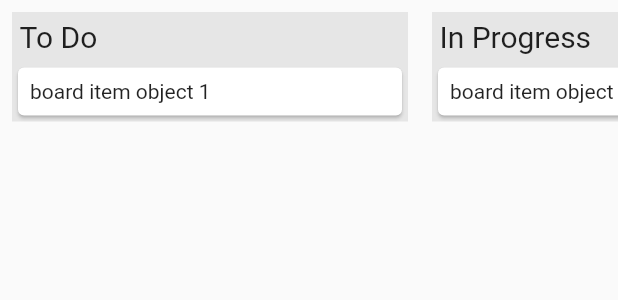
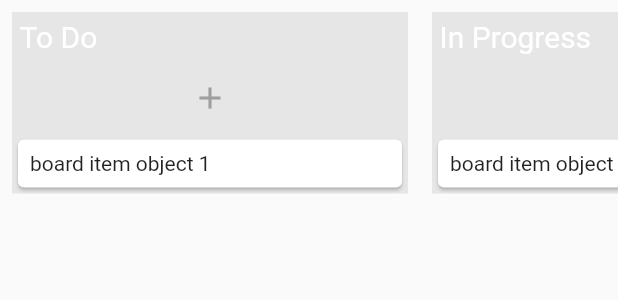
Before and after one commit to HaydenTheBaron/flutter-kanban-app, a Flutter app: the KanbanBoard widget shown alone on an empty page, opened directly, on a phone screen of 412 x 824 dp. Shown: the top 300 px of the screen. Run offline on Flutter 3.47's test engine with Material 2 defaults, Android fonts, the phone set to English and light mode, and no system bars.

Commit message:
Implement ability to rename kanban columns

```diff
--- a/lib/shared/kanban_board.dart
+++ b/lib/shared/kanban_board.dart
@@ -7,7 +7,6 @@ import 'package:kanbanapp2/shared/kanban_board_helpers/boardview.dart';
 
 class KanbanBoard extends StatefulWidget {
   KanbanBoard({Key key}) : super(key: key);
-
 
   // TODO: initialize to empty list after adding create new task button
   final List<BoardListObject> _listData = [
@@ -30,9 +29,7 @@ class KanbanBoard extends StatefulWidget {
 }
 
 class _KanbanBoardState extends State<KanbanBoard> {
-
-  BoardViewController boardViewController = BoardViewController();
-
+  var boardViewController = BoardViewController(); // TODO: can I make this final?
 
   @override
   Widget build(BuildContext context) {
@@ -40,7 +37,6 @@ class _KanbanBoardState extends State<KanbanBoard> {
     for (var listDatum in widget._listData) {
       _lists.add(_createBoardList(listDatum));
     }
-
 
     return BoardView(
       lists: _lists,
@@ -54,24 +50,56 @@ class _KanbanBoardState extends State<KanbanBoard> {
       items.add(buildBoardItem(item));
     }
 
+    list.textEditingController.text = list.title;
     return BoardList(
       onStartDragList: (int listIndex) {},
       onTapList: (int listIndex) async {},
       onDropList: (int listIndex, int oldListIndex) {
-        var list = widget._listData[oldListIndex];
+        list = widget._listData[oldListIndex];
         widget._listData.removeAt(oldListIndex);
         widget._listData.insert(listIndex, list);
       },
       headerBackgroundColor: Color.fromRGBO(230, 230, 230, 1),
       backgroundColor: Color.fromRGBO(230, 230, 230, 1),
       header: [
+        // Header of BoardList // BKMRK
         Expanded(
-          child: Padding(
+          child: Wrap(
+            children: [
+              Padding(
                 padding: EdgeInsets.all(5),
-            child: Text(
-              list.title,
+                child: EditableText(
+                  onSubmitted: (String newBoardListTitle) {
+                    setState(() {
+                      list.title = newBoardListTitle;
+                    });
+                  },
+
+                  controller: list.textEditingController,
+                  focusNode: FocusNode(),
+                  cursorColor: Colors.grey,
+                  backgroundCursorColor: Colors.yellow,
                   style: TextStyle(fontSize: 20),
                 ),
+              ),
+              Align(
+                alignment: Alignment.center,
+                child: FlatButton(
+                  minWidth: 20,
+                  onPressed: () {
+                    // TODO: factor this logic out into its own method
+                    setState(() {
+                      list.title = 'Changed title';
+                    });
+                    // BKMRK
+                  }, // TODO: Implement edit column label logic
+                  child: Icon(
+                    Icons.add,
+                    color: Colors.grey,
+                  ),
+                ),
+              )
+            ],
           ),
         ),
       ],
@@ -102,6 +130,7 @@ class _KanbanBoardState extends State<KanbanBoard> {
 class BoardListObject {
   String title;
   List<BoardItemObject> items;
+  TextEditingController textEditingController;
 
   BoardListObject({this.title, this.items}) {
     if (this.title == null) {
@@ -110,6 +139,8 @@ class BoardListObject {
     if (this.items == null) {
       this.items = [];
     }
+
+    this.textEditingController = TextEditingController();
   }
 }
 
--- a/lib/shared/kanban_board_helpers/board_list.dart
+++ b/lib/shared/kanban_board_helpers/board_list.dart
@@ -18,6 +18,7 @@ class BoardList extends StatefulWidget {
   final OnTapList onTapList;
   final OnStartDragList onStartDragList;
   final bool draggable;
+
 
   const BoardList({
     Key key,
@@ -107,14 +108,14 @@ class BoardListState extends State<BoardList> with AutomaticKeepAliveClientMixin
               _startDrag(widget, context);
             }
           },
-          child: Container(
+          child: Container( // Header
             color: widget.headerBackgroundColor,
             child: Row(
                 mainAxisSize: MainAxisSize.max,
                 mainAxisAlignment: MainAxisAlignment.center,
-                children: widget.header),
+                children: widget.header,
+                ),
           )));
-
     }
     if (widget.items != null) {
       listWidgets.add(Container(
@@ -168,7 +169,7 @@ class BoardListState extends State<BoardList> with AutomaticKeepAliveClientMixin
     }
     widget.boardView.listStates.insert(widget.index, this);
 
-    return Container(
+    return Container( // List
         margin: EdgeInsets.all(8),
         decoration: BoxDecoration(color: backgroundColor),
         child: Column(
```
Lines whose indentation alone changed are shown as unchanged.
